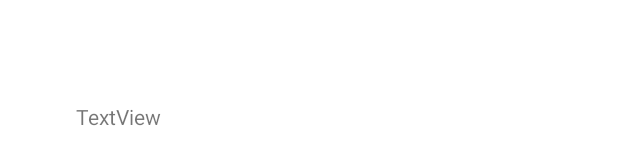
After one commit to MatthewChau/Sat4997-Bluetooth, an Android app: the layout activity_display_bonded_devices.xml on its own in the app's theme, with its tools: preview values and no code run, on a phone screen of 412 x 824 dp. The commit adds this screen. Shown: the part 251-416 px from the top of the screen. Run offline under Robolectric (Android 15) with nearby library versions, the phone set to English and light mode, and no system bars.

Commit message:
BLE notifications and bondeddevices back

```diff
--- /dev/null
+++ b/app/src/main/res/layout/activity_display_bonded_devices.xml
@@ -0,0 +1,18 @@
+<?xml version="1.0" encoding="utf-8"?>
+<androidx.constraintlayout.widget.ConstraintLayout xmlns:android="http://schemas.android.com/apk/res/android"
+    xmlns:app="http://schemas.android.com/apk/res-auto"
+    xmlns:tools="http://schemas.android.com/tools"
+    android:layout_width="match_parent"
+    android:layout_height="match_parent"
+    tools:context=".DisplayBondedDevicesActivity">
+
+    <TextView
+        android:id="@+id/textView"
+        android:layout_width="311dp"
+        android:layout_height="353dp"
+        android:text="TextView"
+        app:layout_constraintBottom_toBottomOf="parent"
+        app:layout_constraintEnd_toEndOf="parent"
+        app:layout_constraintStart_toStartOf="parent"
+        app:layout_constraintTop_toTopOf="parent" />
+</androidx.constraintlayout.widget.ConstraintLayout>
--- /dev/null
+++ b/app/src/main/res/menu/activity_display_bonded_devices.xml
@@ -0,0 +1,4 @@
+<?xml version="1.0" encoding="utf-8"?>
+<menu xmlns:android="http://schemas.android.com/apk/res/android">
+
+</menu>
```
Also changed, not shown: app/src/main/AndroidManifest.xml (+25 -13 lines), app/src/main/java/com/example/sat4997/DisplayBondedDevicesActivity.java (added, +78 -0 lines), app/src/main/java/com/example/sat4997/MainActivity.java (+33 -4 lines), app/src/main/res/layout/activity_main.xml (+13 -0 lines).
